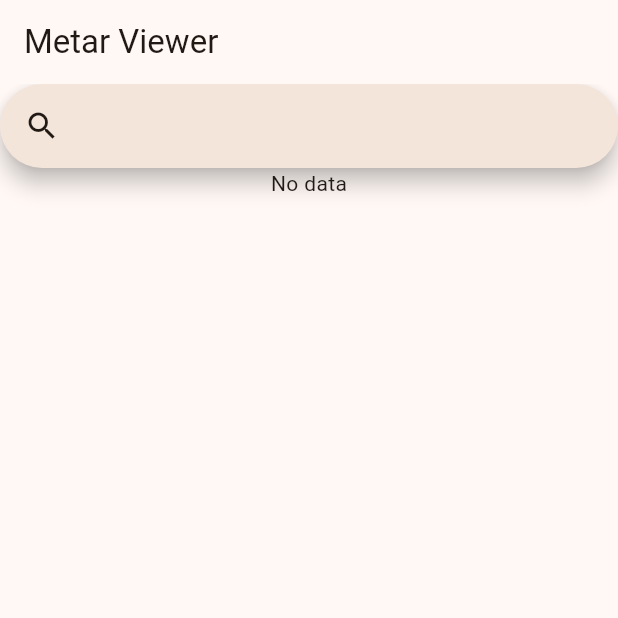
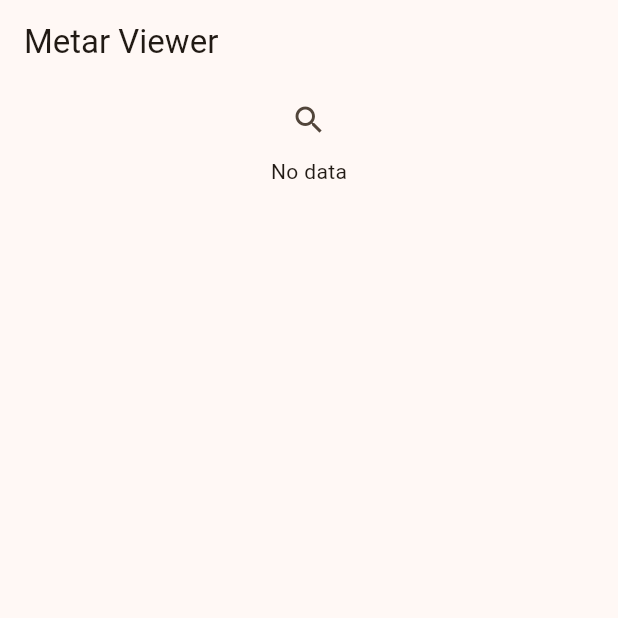
Before and after one commit to zeykafx/metar_viewer_3, a Flutter app: the screen it shows after launch, on a phone screen of 412 x 824 dp, the top half of it. Run offline on Flutter 3.47's test engine with Material 3 defaults, Android fonts, the light colour scheme and no system bars; drawn by our look-alikes of dynamic_color; our stand-ins replace flutter_dotenv, flutter_mobx, mobx, sqflite; missing offline and left inert: cross_local_storage; accounts and stored records are empty; generated files the repository leaves out were written again.

Commit message:
save search history, fixed metar cache

```diff
--- a/lib/screens/metar.dart
+++ b/lib/screens/metar.dart
@@ -24,6 +24,8 @@ class MetarPage extends StatelessWidget {
       }
     });
 
+    metarStore.getSearchHistoryFromPrefs();
+
     final SearchController controller = SearchController();
 
     return Center(
@@ -33,19 +35,26 @@ class MetarPage extends StatelessWidget {
           mainAxisAlignment: MainAxisAlignment.start,
           children: [
             SearchAnchor(
+                // searchController: controller,
                 builder: (BuildContext context, SearchController controller) {
-              return SearchBar(
-                controller: controller,
-                padding: const MaterialStatePropertyAll<EdgeInsets>(
-                  EdgeInsets.symmetric(horizontal: 16.0),
-                ),
-                onTap: () {
+              // return SearchBar(
+              //   controller: controller,
+              //   padding: const MaterialStatePropertyAll<EdgeInsets>(
+              //     EdgeInsets.symmetric(horizontal: 16.0),
+              //   ),
+              //   onTap: () {
+              //     controller.openView();
+              //   },
+              //   onChanged: (_) {
+              //     controller.openView();
+              //   },
+              //   leading: const Icon(Icons.search),
+              // );
+              return IconButton(
+                icon: const Icon(Icons.search),
+                onPressed: () {
                   controller.openView();
                 },
-                onChanged: (_) {
-                  controller.openView();
-                },
-                leading: const Icon(Icons.search),
               );
             }, suggestionsBuilder:
                     (BuildContext context, SearchController controller) {
@@ -62,11 +71,13 @@ class MetarPage extends StatelessWidget {
               return metarStore.getSuggestions(controller, context);
             }),
             Observer(
-              builder: (_) => Text(
-                metarStore.metar != null
-                    ? '${metarStore.metar?.raw}'
-                    : "No data",
-              ),
+              builder: (_) => metarStore.isLoading
+                  ? const CircularProgressIndicator()
+                  : Text(
+                      metarStore.metar != null
+                          ? '${metarStore.metar?.raw}'
+                          : "No data",
+                    ),
             ),
           ],
         ),
```
Also changed, not shown: lib/api/avwx.dart (+6 -4 lines), lib/screens/metar_store.dart (+92 -7 lines), lib/screens/metar_store.g.dart.
